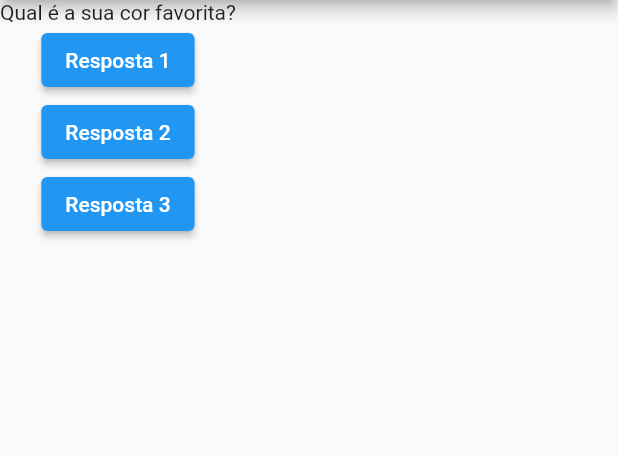
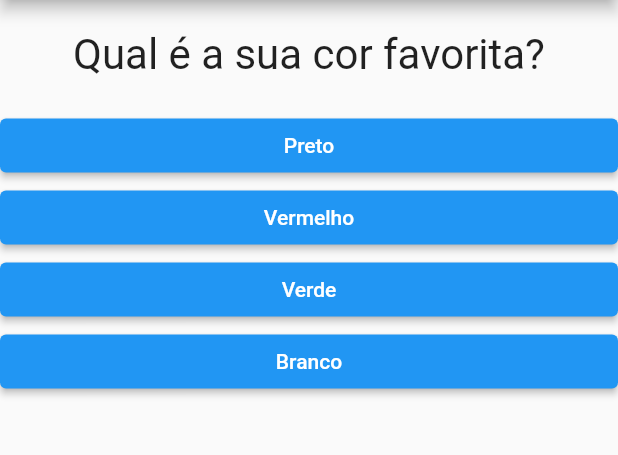
Before and after one commit to Alexson-Felipe/flutter_project, a Flutter app: the screen it shows after launch, on a phone screen of 412 x 824 dp, the part 84-539 px from its top. Run offline on Flutter 3.47's test engine with Material 2 defaults, Android fonts, the phone set to English and light mode, and no system bars.

Commit message:
Finalizando o capitulo do projeto questionario.

```diff
--- a/lib/main.dart
+++ b/lib/main.dart
@@ -1,48 +1,84 @@
 import 'package:flutter/material.dart';
+import 'package:projeto_flutter/questionario.dart';
+import 'package:projeto_flutter/resultado.dart';
 
-void main() => runApp(PerguntaAPP());
+main() => runApp(PerguntaAPP());
 
-class PerguntaAPP extends StatelessWidget {
-  void responder() {
-    print('Pergunta respondida!');
+class _PerguntaAppState extends State<PerguntaAPP> {
+  var _perguntaSelecionada = 0;
+  var _pontuacaoTotal = 0;
+
+  final List<Map<String, Object>> _perguntas = const [
+    {
+      'texto': 'Qual é a sua cor favorita?',
+      'respostas': [
+        {'texto': 'Preto', 'ponto': 10},
+        {'texto': 'Vermelho', 'ponto': 5},
+        {'texto': 'Verde', 'ponto': 3},
+        {'texto': 'Branco', 'ponto': 1},
+      ],
+    },
+    {
+      'texto': 'Qual é o seu animal favorito?',
+      'respostas': [
+        {'texto': 'Coelho', 'ponto': 10},
+        {'texto': 'Cobra', 'ponto': 5},
+        {'texto': 'Elefante', 'ponto': 3},
+        {'texto': 'Leão', 'ponto': 1},
+      ],
+    },
+    {
+      'texto': 'Qual é o seu instrutor favorito?',
+      'respostas': [
+        {'texto': 'Maria', 'ponto': 10},
+        {'texto': 'João', 'ponto': 5},
+        {'texto': 'Leo', 'ponto': 3},
+        {'texto': 'Pedro', 'ponto': 1},
+      ],
+    }
+  ];
+
+  void _responder(int pontuacao) {
+    if (temPerguntaSelecionada) {
+      setState(() {
+        _perguntaSelecionada++;
+        _pontuacaoTotal += pontuacao;
+      });
+    }
   }
 
-  void Function() funcaoQueRetornaOutraFuncao() {
-    return () {
-      print('Pergunta respondida da funcao!');
-    };
+  void _reiniciarQuestionario() {
+    setState(() {
+      _perguntaSelecionada = 0;
+      _pontuacaoTotal = 0;
+    });
+  }
+
+  bool get temPerguntaSelecionada {
+    return _perguntaSelecionada < _perguntas.length;
   }
 
   @override
   Widget build(BuildContext context) {
-    final perguntas = [
-      'Qual é a sua cor favorita?',
-      'Qual é o seu animal favorito?'
-    ];
-
     return MaterialApp(
       home: Scaffold(
-        appBar: AppBar(
-          title: Text('Perguntas'),
-        ),
-        body: Column(
-          children: [
-            Text(perguntas[0]),
-            ElevatedButton(
-              child: Text('Resposta 1'),
-              onPressed: responder,
-            ),
-            ElevatedButton(
-              child: Text('Resposta 2'),
-              onPressed: () => responder,
-            ),
-            ElevatedButton(
-              child: Text('Resposta 3'),
-              onPressed: funcaoQueRetornaOutraFuncao(),
-            )
-          ],
-        ),
-      ),
+          appBar: AppBar(
+            title: const Text('Perguntas'),
+          ),
+          body: temPerguntaSelecionada
+              ? Questionario(
+                  perguntas: _perguntas,
+                  perguntaSelecionada: _perguntaSelecionada,
+                  responder: _responder)
+              : Resultado(_pontuacaoTotal, _reiniciarQuestionario)),
     );
   }
 }
+
+class PerguntaAPP extends StatefulWidget {
+  //Convertenado um componente de stateless para stateful
+  @override
+  _PerguntaAppState createState() {
+    return _PerguntaAppState();
+  }
+}
--- /dev/null
+++ b/lib/questao.dart
@@ -0,0 +1,20 @@
+import 'package:flutter/material.dart';
+
+class Questao extends StatelessWidget {
+  final String texto;
+
+  const Questao(this.texto, {super.key});
+
+  @override
+  Widget build(BuildContext context) {
+    return Container(
+      width: double.infinity,
+      margin: const EdgeInsets.all(20),
+      child: Text(
+        texto,
+        style: const TextStyle(fontSize: 28),
+        textAlign: TextAlign.center,
+      ),
+    );
+  }
+}
--- /dev/null
+++ b/lib/questionario.dart
@@ -0,0 +1,39 @@
+import 'package:flutter/material.dart';
+import 'package:projeto_flutter/questao.dart';
+import 'package:projeto_flutter/respostas.dart';
+
+class Questionario extends StatelessWidget {
+  final List<Map<String, Object>> perguntas;
+  final int perguntaSelecionada;
+  final Function(int) responder;
+
+  const Questionario(
+      { //
+      required this.perguntas,
+      required this.perguntaSelecionada,
+      required this.responder,
+      super.key //
+      });
+
+  bool get temPerguntaSelecionada {
+    return perguntaSelecionada < perguntas.length;
+  }
+
+  @override
+  Widget build(BuildContext context) {
+    List<Map<String, Object>> respostas = temPerguntaSelecionada
+        ? perguntas[perguntaSelecionada].cast()['respostas']
+            as List<Map<String, Object>>
+        : [];
+
+    return Column(
+      children: [
+        Questao(perguntas[perguntaSelecionada]['texto'].toString()),
+        ...respostas
+            .map((resp) => Resposta(resp['texto'].toString(),
+                () => responder(int.parse(resp['ponto'].toString()))))
+            .toList(),
+      ],
+    );
+  }
+}
--- /dev/null
+++ b/lib/respostas.dart
@@ -0,0 +1,21 @@
+import 'package:flutter/material.dart';
+
+class Resposta extends StatelessWidget {
+  final String texto;
+  final Function() quandoSelecionado;
+
+  const Resposta(this.texto, this.quandoSelecionado, {super.key});
+
+  @override
+  Widget build(BuildContext context) {
+    return SizedBox(
+      width: double.infinity,
+      child: ElevatedButton(
+        style: ElevatedButton.styleFrom(
+            foregroundColor: Colors.white, backgroundColor: Colors.blue),
+        onPressed: quandoSelecionado,
+        child: Text(texto),
+      ),
+    );
+  }
+}
```
Also changed, not shown: lib/resultado.dart (added, +37 -0 lines).
